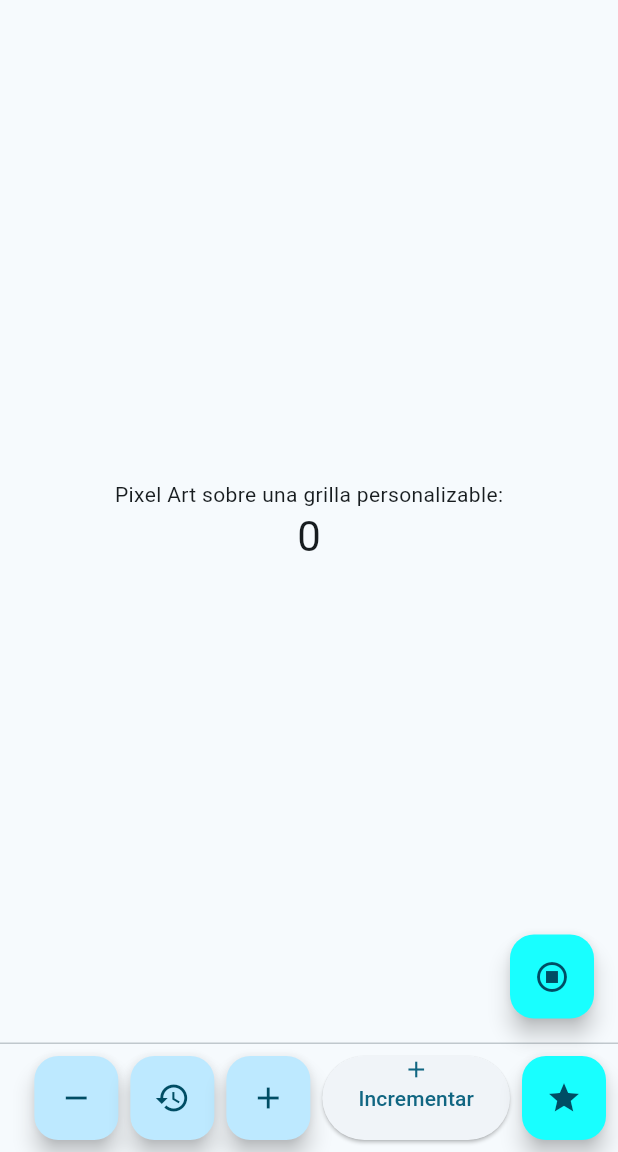
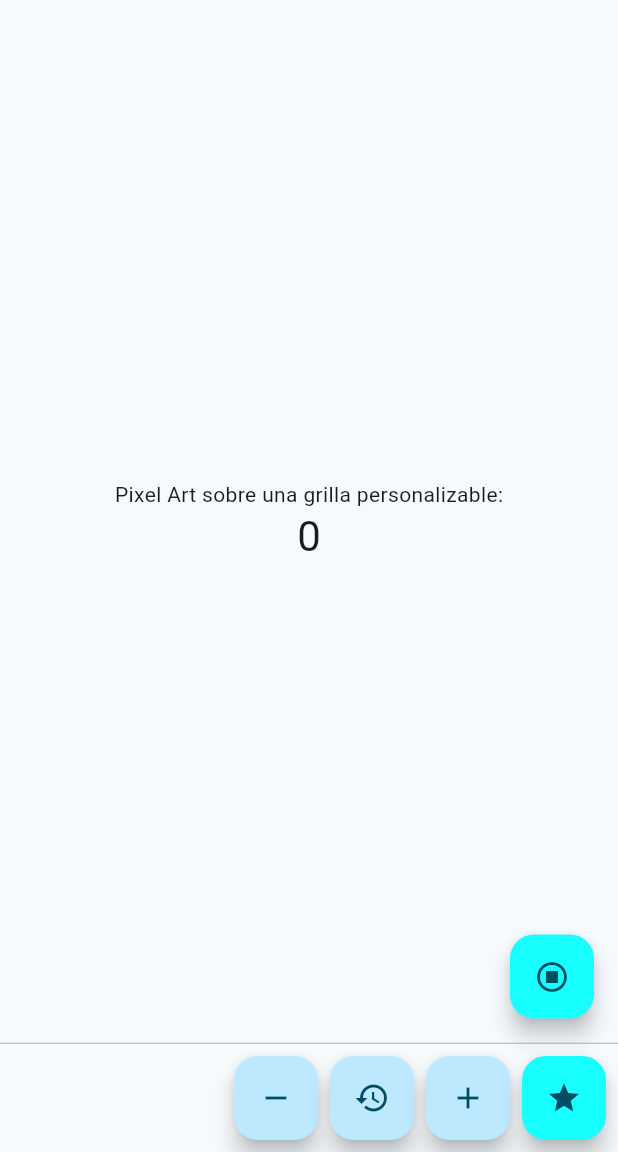
Before and after one commit to mmoscosodcl/3479A321_202502, a Flutter app: the screen it shows after launch, on a phone screen of 412 x 824 dp, the part 84-1236 px from its top. Run offline on Flutter 3.47's test engine with Material 3 defaults, Android fonts, the phone set to English and light mode, and no system bars.

Commit message:
Actualizacion de codigo

```diff
--- a/lib/main.dart
+++ b/lib/main.dart
@@ -57,6 +57,8 @@
   int _counter = 0;
   int _defaultValue = 12;
   Color _color = Colors.cyanAccent;
+
+  Color _newColor = Colors.red;
 
   void _incrementCounter() {
     setState(() {
@@ -138,8 +140,8 @@
         ),
       ),
       floatingActionButton: FloatingActionButton(
+        onPressed: null,
         backgroundColor: _color,
-        onPressed: null,
         tooltip: 'Increment',
         child: const Icon(Icons.stop_circle_outlined),
       ), // This trailing comma makes auto-formatting nicer for build methods.
@@ -159,21 +161,12 @@
           tooltip: 'Increment',
           child: const Icon(Icons.add),
         ),
-        ElevatedButton(
-          onPressed: _incrementCounter,
-          child: Column(
-            children: [
-              Icon(Icons.add),
-              Text('Incrementar'),
-              ]),
-        ),
         FloatingActionButton(
           onPressed: _setColor,
           backgroundColor: _color,
           tooltip: 'Custom Action',
           child: const Icon(Icons.star),
         ),
-
       ],
     );
   }
```
